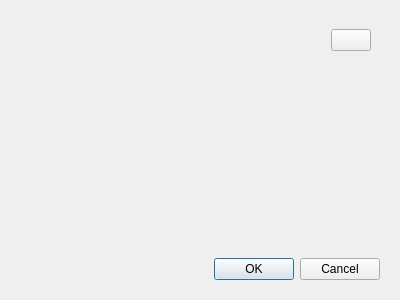
Before: the Qt Designer form baramFlow/view/main_window/fluent_regions_dialog.ui in nextfoam/baram, drawn with Qt 5.
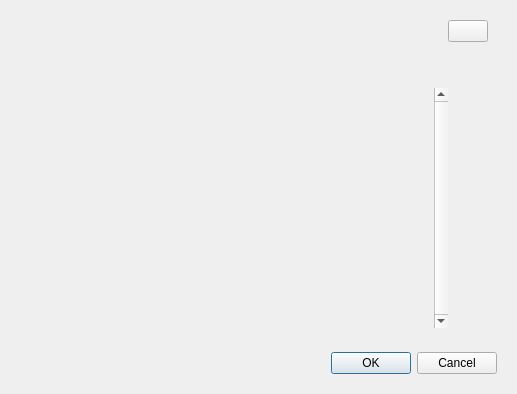
After: the same form once the commit is applied. Icons and pictures are not drawn.

Commit message: Issue baram#867 To handle large amount of regions

Diff of the .ui file:
```diff
--- a/baramFlow/view/main_window/fluent_regions_dialog.ui
+++ b/baramFlow/view/main_window/fluent_regions_dialog.ui
@@ -6,8 +6,8 @@
    <rect>
     <x>0</x>
     <y>0</y>
-    <width>400</width>
-    <height>300</height>
+    <width>480</width>
+    <height>360</height>
    </rect>
   </property>
   <property name="windowTitle">
@@ -17,7 +17,7 @@
    <item>
     <widget class="QWidget" name="widget" native="true">
      <property name="sizePolicy">
-      <sizepolicy hsizetype="Expanding" vsizetype="Preferred">
+      <sizepolicy hsizetype="Expanding" vsizetype="Expanding">
        <horstretch>0</horstretch>
        <verstretch>0</verstretch>
       </sizepolicy>
@@ -28,44 +28,183 @@
       </property>
       <item>
        <widget class="QWidget" name="widget_3" native="true">
-        <layout class="QVBoxLayout" name="verticalLayout_3">
+        <property name="sizePolicy">
+         <sizepolicy hsizetype="Expanding" vsizetype="Expanding">
+          <horstretch>0</horstretch>
+          <verstretch>0</verstretch>
+         </sizepolicy>
+        </property>
+        <layout class="QGridLayout" name="tableLayout">
+         <property name="leftMargin">
+          <number>0</number>
+         </property>
          <property name="topMargin">
           <number>0</number>
          </property>
-         <item>
-          <widget class="QWidget" name="table" native="true">
+         <property name="rightMargin">
+          <number>0</number>
+         </property>
+         <property name="bottomMargin">
+          <number>0</number>
+         </property>
+         <property name="spacing">
+          <number>0</number>
+         </property>
+         <item row="0" column="0">
+          <widget class="QLabel" name="label">
+           <property name="text">
+            <string/>
+           </property>
+          </widget>
+         </item>
+         <item row="0" column="1">
+          <widget class="QScrollArea" name="headerScroll">
            <property name="sizePolicy">
-            <sizepolicy hsizetype="Expanding" vsizetype="Preferred">
+            <sizepolicy hsizetype="Expanding" vsizetype="Fixed">
              <horstretch>0</horstretch>
              <verstretch>0</verstretch>
             </sizepolicy>
            </property>
-           <layout class="QGridLayout" name="gridLayout">
-            <property name="topMargin">
-             <number>0</number>
-            </property>
-            <item row="0" column="0">
-             <widget class="QLabel" name="label">
-              <property name="text">
-               <string/>
-              </property>
-             </widget>
-            </item>
-           </layout>
+           <property name="frameShape">
+            <enum>QFrame::NoFrame</enum>
+           </property>
+           <property name="horizontalScrollBarPolicy">
+            <enum>Qt::ScrollBarAlwaysOff</enum>
+           </property>
+           <property name="verticalScrollBarPolicy">
+            <enum>Qt::ScrollBarAlwaysOff</enum>
+           </property>
+           <property name="widgetResizable">
+            <bool>true</bool>
+           </property>
+           <widget class="QWidget" name="headerArea">
+            <layout class="QGridLayout" name="headerGrid">
+             <property name="leftMargin">
+              <number>0</number>
+             </property>
+             <property name="topMargin">
+              <number>0</number>
+             </property>
+             <property name="rightMargin">
+              <number>0</number>
+             </property>
+             <property name="bottomMargin">
+              <number>0</number>
+             </property>
+             <property name="spacing">
+              <number>0</number>
+             </property>
+            </layout>
+           </widget>
           </widget>
          </item>
-         <item>
-          <spacer name="verticalSpacer_2">
-           <property name="orientation">
-            <enum>Qt::Vertical</enum>
+         <item row="0" column="2">
+          <widget class="QWidget" name="headerSpacer" native="true">
+           <property name="sizePolicy">
+            <sizepolicy hsizetype="Fixed" vsizetype="Fixed">
+             <horstretch>0</horstretch>
+             <verstretch>0</verstretch>
+            </sizepolicy>
            </property>
-           <property name="sizeHint" stdset="0">
+          </widget>
+         </item>
+         <item row="1" column="0">
+          <widget class="QScrollArea" name="nameScroll">
+           <property name="sizePolicy">
+            <sizepolicy hsizetype="Fixed" vsizetype="Expanding">
+             <horstretch>0</horstretch>
+             <verstretch>0</verstretch>
+            </sizepolicy>
+           </property>
+           <property name="frameShape">
+            <enum>QFrame::NoFrame</enum>
+           </property>
+           <property name="horizontalScrollBarPolicy">
+            <enum>Qt::ScrollBarAlwaysOff</enum>
+           </property>
+           <property name="verticalScrollBarPolicy">
+            <enum>Qt::ScrollBarAlwaysOff</enum>
+           </property>
+           <property name="widgetResizable">
+            <bool>true</bool>
+           </property>
+           <widget class="QWidget" name="nameArea">
+            <layout class="QGridLayout" name="nameGrid">
+             <property name="leftMargin">
+              <number>0</number>
+             </property>
+             <property name="topMargin">
+              <number>0</number>
+             </property>
+             <property name="rightMargin">
+              <number>0</number>
+             </property>
+             <property name="bottomMargin">
+              <number>0</number>
+             </property>
+             <property name="spacing">
+              <number>0</number>
+             </property>
+            </layout>
+           </widget>
+          </widget>
+         </item>
+         <item row="2" column="0">
+          <widget class="QWidget" name="nameSpacer" native="true">
+           <property name="sizePolicy">
+            <sizepolicy hsizetype="Fixed" vsizetype="Fixed">
+             <horstretch>0</horstretch>
+             <verstretch>0</verstretch>
+            </sizepolicy>
+           </property>
+          </widget>
+         </item>
+         <item row="1" column="1" rowspan="2" colspan="2">
+          <widget class="QScrollArea" name="bodyScroll">
+           <property name="sizePolicy">
+            <sizepolicy hsizetype="Expanding" vsizetype="Expanding">
+             <horstretch>0</horstretch>
+             <verstretch>0</verstretch>
+            </sizepolicy>
+           </property>
+           <property name="minimumSize">
             <size>
-             <width>20</width>
-             <height>0</height>
+             <width>360</width>
+             <height>240</height>
             </size>
            </property>
-          </spacer>
+           <property name="frameShape">
+            <enum>QFrame::NoFrame</enum>
+           </property>
+           <property name="horizontalScrollBarPolicy">
+            <enum>Qt::ScrollBarAsNeeded</enum>
+           </property>
+           <property name="verticalScrollBarPolicy">
+            <enum>Qt::ScrollBarAlwaysOn</enum>
+           </property>
+           <property name="widgetResizable">
+            <bool>true</bool>
+           </property>
+           <widget class="QWidget" name="bodyArea">
+            <layout class="QGridLayout" name="bodyGrid">
+             <property name="leftMargin">
+              <number>0</number>
+             </property>
+             <property name="topMargin">
+              <number>0</number>
+             </property>
+             <property name="rightMargin">
+              <number>0</number>
+             </property>
+             <property name="bottomMargin">
+              <number>0</number>
+             </property>
+             <property name="spacing">
+              <number>0</number>
+             </property>
+            </layout>
+           </widget>
+          </widget>
          </item>
         </layout>
        </widget>
@@ -76,6 +215,9 @@
          <property name="leftMargin">
           <number>0</number>
          </property>
+         <property name="topMargin">
+          <number>0</number>
+         </property>
          <item>
           <widget class="QPushButton" name="addRegion">
            <property name="sizePolicy">
```
The commit also changes 1 other file.
